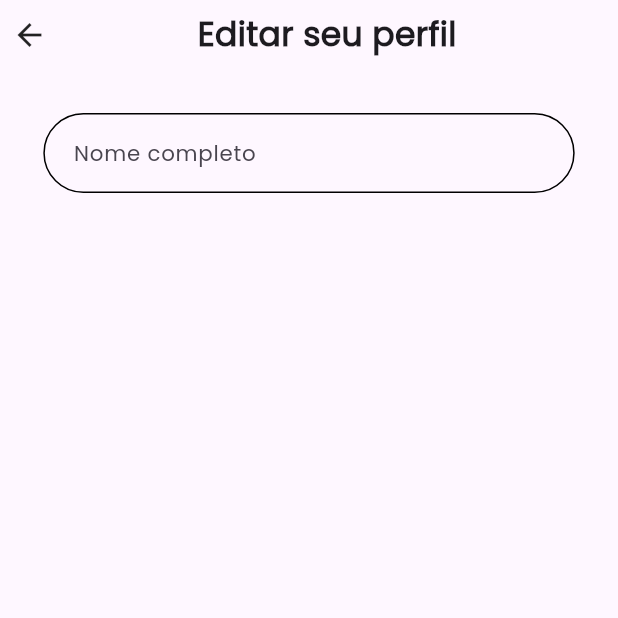
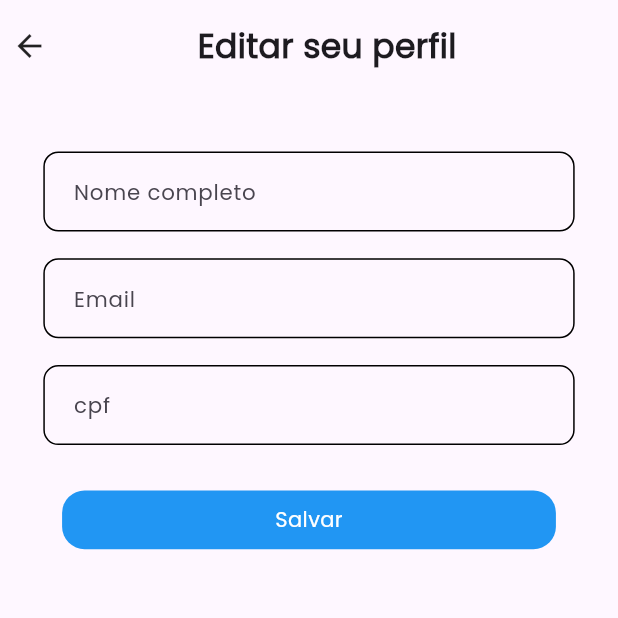
Before and after one commit to iru-Y/course_app, a Flutter app: the ProfileUser screen opened by its route, on a phone screen of 412 x 824 dp, the top half of it. Run offline on Flutter 3.47's test engine with Material 3 defaults, Android fonts, the phone set to English and light mode, and no system bars; our stand-ins replace file_picker, flutter_screenutil, video_player; missing offline and left inert: video_thumbnail_imageview.

Commit message:
Editar perfil

```diff
--- a/lib/user/profile_user.dart
+++ b/lib/user/profile_user.dart
@@ -14,7 +14,7 @@ class ProfileUser extends StatelessWidget {
         body: Column(
           children: [
             Padding(
-              padding: EdgeInsets.symmetric(vertical: 8.w, horizontal: 8.w),
+              padding: EdgeInsets.symmetric(vertical: 16.w, horizontal: 8.w),
               child: Row(
                 mainAxisAlignment: MainAxisAlignment.spaceBetween,
                 children: [
@@ -27,7 +27,23 @@ class ProfileUser extends StatelessWidget {
                 ],
               ),
             ),
-            CustomForm(hintText: 'Nome completo', controller:  fullNameController,),
+            SizedBox(height:  34.h,),
+            CustomForm(
+              hintText: 'Nome completo',
+              controller: fullNameController,
+            ),
+            CustomForm(hintText: 'Email', controller: fullNameController),
+            CustomForm(hintText: 'cpf', controller: fullNameController),
+            GestureDetector(onTap: () => {}, child: Container(
+              margin:  EdgeInsets.only(top:  24.h),
+              width:  342.w,
+              height:  44.h,
+              decoration:  BoxDecoration(
+                borderRadius: BorderRadius.circular(15),
+                color:  Colors.blue
+              ),
+              child: Center(child: Text('Salvar', style:  TextStyle(color:  Colors.white),),),
+            )),
           ],
         ),
       ),
--- a/lib/widgets/form.dart
+++ b/lib/widgets/form.dart
@@ -10,12 +10,12 @@ class CustomForm extends StatelessWidget {
   @override
   Widget build(BuildContext context) {
     return Container(
-      margin: EdgeInsets.all(30.w),
+      margin: EdgeInsets.symmetric(horizontal: 30.w, vertical: 10.h),
       padding: EdgeInsets.symmetric(horizontal: 20.w),
       width: double.infinity,
       height: 60.h,
       decoration: BoxDecoration(
-        borderRadius: BorderRadius.circular(30),
+        borderRadius: BorderRadius.circular(10),
         border: Border.all(color: Colors.black),
       ),
       child: Center(
```
